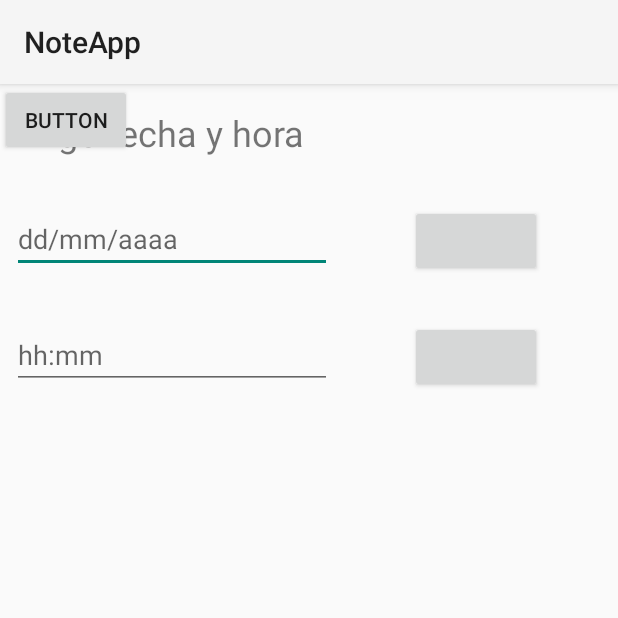
After one commit to juanmaltadill/NoteApp, an Android app: the SelectDateAndHourActivity screen opened directly, with no data from a screen before it, on a phone screen of 412 x 824 dp, the top half of it. The commit adds this screen. Run offline under Robolectric (Android 15) with nearby library versions, the phone set to English and light mode, and no system bars.

Commit message:
Añadido selector de fecha y hora
Ya se pueden seleccionar fecha y hora y pasarlo a la activity de creación de nota. Falta generar el JSON de la creación de la nota para la base de datos e implementar la notificación 15 min antes del evento y la funcionalidad de borrar notas y listas.

```diff
--- /dev/null
+++ b/app/src/main/java/com/juanmaltadill/noteapp/SelectDateAndHourActivity.java
@@ -0,0 +1,139 @@
+package com.juanmaltadill.noteapp;
+
+import androidx.appcompat.app.AppCompatActivity;
+
+import android.app.Activity;
+import android.app.DatePickerDialog;
+import android.app.TimePickerDialog;
+import android.content.Intent;
+import android.os.Bundle;
+import android.view.View;
+import android.widget.Button;
+import android.widget.DatePicker;
+import android.widget.EditText;
+import android.widget.TimePicker;
+
+import java.util.Calendar;
+
+public class SelectDateAndHourActivity extends AppCompatActivity implements View.OnClickListener{
+    public static final String PUBLIC_STATIC_STRING_IDENTIFIER = "Fecha y Hora";
+    private Button guardar;
+                    //VARIABLES PARA OBTENER LA FECHA DEL CALENDARIO
+    private static final String CERO = "0";
+    private static final String BARRA = "/";
+
+    //Calendario para obtener fecha & hora
+    public final Calendar c = Calendar.getInstance();
+
+    //Variables para obtener la fecha
+    final int mes = c.get(Calendar.MONTH);
+    final int dia = c.get(Calendar.DAY_OF_MONTH);
+    final int anio = c.get(Calendar.YEAR);
+
+                    //VARIABLES PARA OBTENER LA HORA
+    private static final String DOS_PUNTOS = ":";
+
+    //Variables para obtener la hora hora
+    final int hora = c.get(Calendar.HOUR_OF_DAY);
+    final int minuto = c.get(Calendar.MINUTE);
+
+    //Widgets
+    EditText etHora;
+    Button ibObtenerHora;
+
+    //Widgets
+    EditText etFecha;
+    Button ibObtenerFecha;
+    @Override
+    protected void onCreate(Bundle savedInstanceState) {
+        super.onCreate(savedInstanceState);
+        setContentView(R.layout.activity_select_date_and_hour);
+                //SECCION DEL ONCREATE PARA OBTENER LA FECHA
+        //Widget EditText donde se mostrara la fecha obtenida
+        etFecha = (EditText) findViewById(R.id.et_mostrar_fecha_picker);
+        //Widget ImageButton del cual usaremos el evento clic para obtener la fecha
+        ibObtenerFecha = (Button) findViewById(R.id.ib_obtener_fecha);
+        //Evento setOnClickListener - clic
+        ibObtenerFecha.setOnClickListener(this);
+                //SECCION DEL ONCREATE PARA OBTENER LA HORA
+        //Widget EditText donde se mostrara la hora obtenida
+        etHora = (EditText) findViewById(R.id.et_mostrar_hora_picker);
+        //Widget ImageButton del cual usaremos el evento clic para obtener la hora
+        ibObtenerHora = (Button) findViewById(R.id.ib_obtener_hora);
+        //Evento setOnClickListener - clic
+        ibObtenerHora.setOnClickListener(this);
+
+                //SECCION DEL ONCREATE PARA GUARDAR FECHA Y HORA
+        guardar = (Button)findViewById(R.id.guardarFechaBtn);
+        guardar.setOnClickListener(this);
+    }
+
+    @Override
+    public void onClick(View view) {
+        switch (view.getId()){
+            case R.id.ib_obtener_fecha:
+                obtenerFecha();
+                break;
+            case R.id.ib_obtener_hora:
+                obtenerHora();
+                break;
+            case R.id.guardarFechaBtn:
+                guardarFecha(etFecha.getText().toString(), etHora.getText().toString());
+                break;
+        }
+    }
+    private void obtenerFecha(){
+        DatePickerDialog recogerFecha = new DatePickerDialog(this, new DatePickerDialog.OnDateSetListener() {
+            @Override
+            public void onDateSet(DatePicker view, int year, int month, int dayOfMonth) {
+                //Esta variable lo que realiza es aumentar en uno el mes ya que comienza desde 0 = enero
+                final int mesActual = month + 1;
+                //Formateo el día obtenido: antepone el 0 si son menores de 10
+                String diaFormateado = (dayOfMonth < 10)? CERO + String.valueOf(dayOfMonth):String.valueOf(dayOfMonth);
+                //Formateo el mes obtenido: antepone el 0 si son menores de 10
+                String mesFormateado = (mesActual < 10)? CERO + String.valueOf(mesActual):String.valueOf(mesActual);
+                //Muestro la fecha con el formato deseado
+                etFecha.setText(diaFormateado + BARRA + mesFormateado + BARRA + year);
+
+
+            }
+            //Estos valores deben ir en ese orden, de lo contrario no mostrara la fecha actual
+            /**
+             *También puede cargar los valores que usted desee
+             */
+        },anio, mes, dia);
+        //Muestro el widget
+        recogerFecha.show();
+    }
+
+    private void obtenerHora(){
+        TimePickerDialog recogerHora = new TimePickerDialog(this, new TimePickerDialog.OnTimeSetListener() {
+            @Override
+            public void onTimeSet(TimePicker view, int hourOfDay, int minute) {
+                //Formateo el hora obtenido: antepone el 0 si son menores de 10
+                String horaFormateada =  (hourOfDay < 10)? String.valueOf(CERO + hourOfDay) : String.valueOf(hourOfDay);
+                //Formateo el minuto obtenido: antepone el 0 si son menores de 10
+                String minutoFormateado = (minute < 10)? String.valueOf(CERO + minute):String.valueOf(minute);
+                //Obtengo el valor a.m. o p.m., dependiendo de la selección del usuario
+                String AM_PM;
+                if(hourOfDay < 12) {
+                    AM_PM = "a.m.";
+                } else {
+                    AM_PM = "p.m.";
+                }
+                //Muestro la hora con el formato deseado
+                etHora.setText(horaFormateada + DOS_PUNTOS + minutoFormateado + " " + AM_PM);
+            }
+            //Estos valores deben ir en ese orden
+            //Al colocar en false se muestra en formato 12 horas y true en formato 24 horas
+            //Pero el sistema devuelve la hora en formato 24 horas
+        }, hora, minuto, false);
+        recogerHora.show();
+    }
+    public void guardarFecha(String fecha, String hora){
+        Intent resultIntent = new Intent(this, NuevaNotaActivity.class);
+        resultIntent.putExtra(PUBLIC_STATIC_STRING_IDENTIFIER, fecha+" "+hora);
+        setResult(Activity.RESULT_OK, resultIntent);
+        finish();
+    }
+}
--- /dev/null
+++ b/app/src/main/res/layout/activity_select_date_and_hour.xml
@@ -0,0 +1,81 @@
+<?xml version="1.0" encoding="utf-8"?>
+<androidx.constraintlayout.widget.ConstraintLayout xmlns:android="http://schemas.android.com/apk/res/android"
+    xmlns:app="http://schemas.android.com/apk/res-auto"
+    xmlns:tools="http://schemas.android.com/tools"
+    android:layout_width="match_parent"
+    android:layout_height="match_parent"
+    tools:context=".SelectDateAndHourActivity">
+    <TextView
+        android:id="@+id/textView"
+        android:layout_width="wrap_content"
+        android:layout_height="wrap_content"
+        android:text="Elige fecha y hora"
+        android:textSize="24sp"
+        app:layout_constraintTop_toTopOf="parent"
+        android:layout_marginTop="16dp"
+        android:layout_marginLeft="8dp"
+        app:layout_constraintLeft_toLeftOf="parent"
+        android:layout_marginRight="8dp"
+        app:layout_constraintRight_toRightOf="parent"
+        app:layout_constraintHorizontal_bias="0.025" />
+
+
+    <EditText
+        android:id="@+id/et_mostrar_fecha_picker"
+        android:layout_width="wrap_content"
+        android:layout_height="wrap_content"
+        android:ems="10"
+        android:inputType="date"
+        android:hint="dd/mm/aaaa"
+        android:layout_marginStart="8dp"
+        app:layout_constraintLeft_toLeftOf="parent"
+        android:layout_marginTop="32dp"
+        app:layout_constraintTop_toBottomOf="@+id/textView" />
+
+    <EditText
+        android:id="@+id/et_mostrar_hora_picker"
+        android:layout_width="wrap_content"
+        android:layout_height="wrap_content"
+        android:ems="10"
+        android:inputType="time"
+        android:hint="hh:mm"
+        android:layout_marginTop="32dp"
+        app:layout_constraintTop_toBottomOf="@+id/et_mostrar_fecha_picker"
+        android:layout_marginStart="8dp"
+        app:layout_constraintLeft_toLeftOf="parent" />
+
+    <Button
+        android:id="@+id/ib_obtener_fecha"
+        android:layout_width="wrap_content"
+        android:layout_height="wrap_content"
+        android:layout_marginRight="8dp"
+        app:layout_constraintRight_toRightOf="parent"
+        app:layout_constraintLeft_toRightOf="@+id/et_mostrar_fecha_picker"
+        android:layout_marginLeft="8dp"
+        app:layout_constraintHorizontal_bias="0.505"
+        android:layout_marginTop="32dp"
+        app:layout_constraintTop_toBottomOf="@+id/textView"
+        tools:ignore="ContentDescription" />
+
+    <Button
+        android:id="@+id/ib_obtener_hora"
+        android:layout_width="wrap_content"
+        android:layout_height="wrap_content"
+        app:layout_constraintRight_toRightOf="parent"
+        android:layout_marginTop="32dp"
+        app:layout_constraintTop_toBottomOf="@+id/et_mostrar_fecha_picker"
+        android:layout_marginEnd="8dp"
+        app:layout_constraintLeft_toRightOf="@+id/et_mostrar_hora_picker"
+        android:layout_marginStart="8dp"
+        app:layout_constraintHorizontal_bias="0.504"
+        tools:ignore="ContentDescription" />
+
+    <Button
+        android:id="@+id/guardarFechaBtn"
+        android:layout_width="wrap_content"
+        android:layout_height="wrap_content"
+        android:text="Button"
+        tools:layout_editor_absoluteX="135dp"
+        tools:layout_editor_absoluteY="256dp" />
+
+</androidx.constraintlayout.widget.ConstraintLayout>
```
Also changed, not shown: app/src/main/AndroidManifest.xml (+10 -7 lines), app/src/main/java/com/juanmaltadill/noteapp/NuevaNotaActivity.java (+39 -4 lines), app/src/main/res/layout/activity_nueva_nota.xml (+10 -5 lines).
